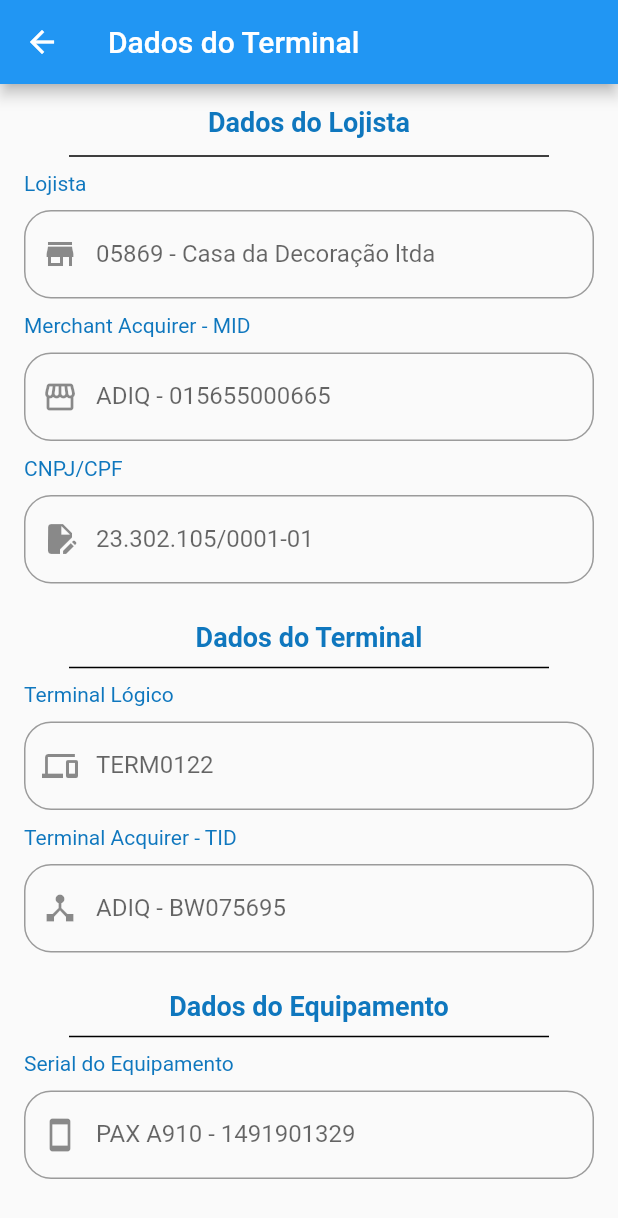
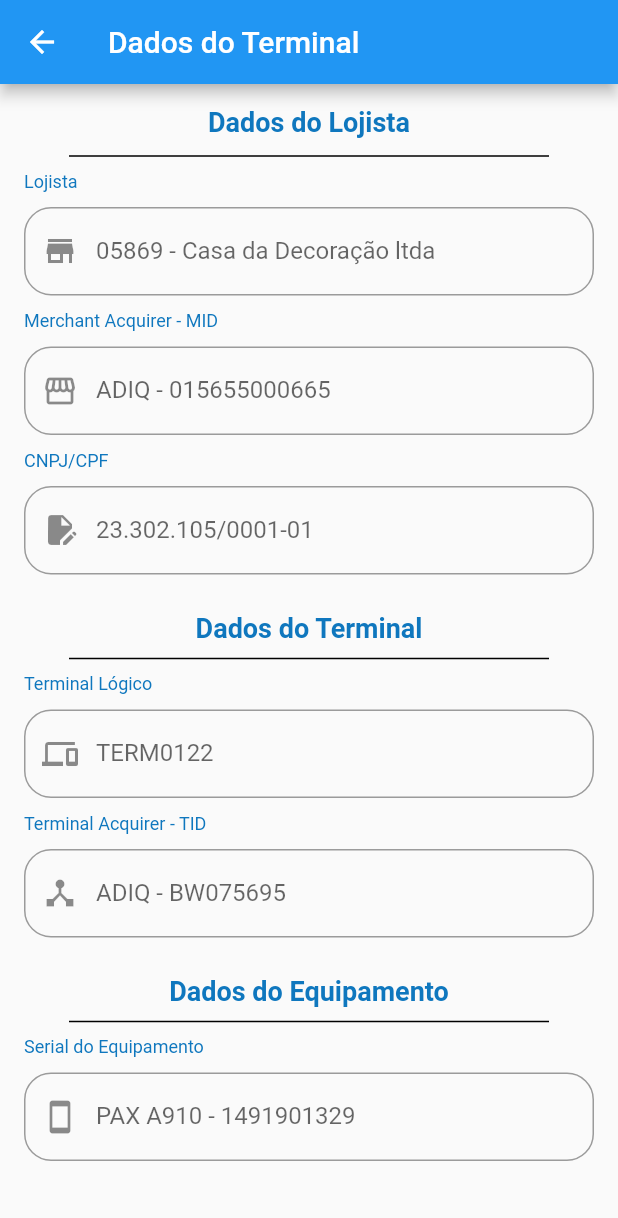
Before and after one commit to souzarogih/PaystorePaymentsFlutter, a Flutter app: the screen it shows after launch, in the side drawer, after a tap on "DADOS DO TERMINAL", on a phone screen of 412 x 824 dp. Shown: the top 1218 px of the screen. Run offline on Flutter 3.47's test engine with Material 2 defaults, Android fonts, the light colour scheme and no system bars.

```diff
--- a/lib/home.dart
+++ b/lib/home.dart
@@ -104,8 +104,8 @@ class _HomeState extends State<Home> {
               const Divider(color: Colors.grey),
               ListTile(
                 dense: true,
-                title: const Text("DADOS DO TERMINAL", style: TextStyle(fontSize: 16)),
-                leading: const Icon(Icons.person),
+                title: const Text("DADOS DO TERMINAL", style: TextStyle(fontSize: 16, color: Color.fromRGBO(15, 119, 190, 1.0))),
+                leading: const Icon(Icons.person, color: Color.fromRGBO(15, 119, 190, 1.0)),
                 onTap: () {
                   //action when this menu is pressed
                   Navigator.push(context, MaterialPageRoute(builder: (context) => const TerminalData()));
@@ -113,8 +113,8 @@ class _HomeState extends State<Home> {
               ),
               ListTile(
                 dense: true,
-                title: const Text("INICIALIZAR", style: TextStyle(fontSize: 16)),
-                leading: const Icon(Icons.send),
+                title: const Text("INICIALIZAR", style: TextStyle(fontSize: 16, color: Color.fromRGBO(15, 119, 190, 1.0))),
+                leading: const Icon(Icons.send, color: Color.fromRGBO(15, 119, 190, 1.0)),
                 onTap: () {
                   const CircularProgressIndicator();
                   //action when this menu is pressed
@@ -122,23 +122,23 @@ class _HomeState extends State<Home> {
               ),
               ListTile(
                 dense: true,
-                title: const Text("PAGAMENTOS", style: TextStyle(fontSize: 16)),
-                leading: const Icon(Icons.payments),
+                title: const Text("PAGAMENTOS", style: TextStyle(fontSize: 16, color: Color.fromRGBO(15, 119, 190, 1.0))),
+                leading: const Icon(Icons.payments, color: Color.fromRGBO(15, 119, 190, 1.0)),
                 onTap: () {
                   Navigator.push(context, MaterialPageRoute(builder: (context) => const Payments()));
                 },
               ),
               ListTile(
                 dense: true,
-                title: const Text("My Favourites", style: TextStyle(fontSize: 16)),
-                leading: const Icon(Icons.monitor_heart),
+                title: const Text("My Favourites", style: TextStyle(fontSize: 16, color: Color.fromRGBO(15, 119, 190, 1.0))),
+                leading: const Icon(Icons.monitor_heart, color: Color.fromRGBO(15, 119, 190, 1.0)),
                 onTap: () {
                   //action when this menu is pressed
                 },
               ),
               ExpansionTile(
-                title: const Text("CONFIGURAÇÕES", style: TextStyle(fontSize: 16)),
-                leading: const Icon(Icons.settings), //add icon
+                title: const Text("CONFIGURAÇÕES", style: TextStyle(fontSize: 16, color: Color.fromRGBO(15, 119, 190, 1.0))),
+                leading: const Icon(Icons.settings, color: Color.fromRGBO(15, 119, 190, 1.0)), //add icon
                 childrenPadding: const EdgeInsets.only(left: 60), //children padding
                 children: [
                   ListTile(
@@ -147,15 +147,18 @@ class _HomeState extends State<Home> {
                       //action on press
                     },
                   ),
-
                   ListTile(
                     title: const Text("Child Category 2", style: TextStyle(fontSize: 16)),
                     onTap: () {
                       //action on press
                     },
                   ),
-
-                  //more child menu
+                  const ListTile(
+                    title: Text(
+                      "V1.0.0",
+                      style: TextStyle(fontSize: 16, color: Colors.black),
+                    ),
+                  ),
                 ],
               )
             ],
--- a/lib/menu_drawer/terminal_data.dart
+++ b/lib/menu_drawer/terminal_data.dart
@@ -33,7 +33,7 @@ class _TerminalDataState extends State<TerminalData> {
             endIndent: 30,
           ),
           //Lojista
-          const Text("Lojista", style: TextStyle(color: Color.fromRGBO(15, 119, 190, 1.0))),
+          const Text("Lojista", style: TextStyle(color: Color.fromRGBO(15, 119, 190, 1.0), fontSize: 12)),
           const Padding(padding: EdgeInsets.only(top: 10)),
           TextFormField(
             decoration: InputDecoration(
@@ -48,7 +48,7 @@ class _TerminalDataState extends State<TerminalData> {
           const Padding(padding: EdgeInsets.only(top: 10)),
 
           //MID
-          const Text("Merchant Acquirer - MID", style: TextStyle(color: Color.fromRGBO(15, 119, 190, 1.0))),
+          const Text("Merchant Acquirer - MID", style: TextStyle(color: Color.fromRGBO(15, 119, 190, 1.0), fontSize: 12)),
           const Padding(padding: EdgeInsets.only(top: 10)),
           TextFormField(
             decoration: InputDecoration(
@@ -65,7 +65,7 @@ class _TerminalDataState extends State<TerminalData> {
           //CNPJ/CPF
           const Text(
             "CNPJ/CPF",
-            style: TextStyle(color: Color.fromRGBO(15, 119, 190, 1.0)),
+            style: TextStyle(color: Color.fromRGBO(15, 119, 190, 1.0), fontSize: 12),
           ),
           const Padding(padding: EdgeInsets.only(top: 10)),
           TextFormField(
@@ -97,7 +97,7 @@ class _TerminalDataState extends State<TerminalData> {
             thickness: 1,
             endIndent: 30,
           ),
-          const Text("Terminal Lógico", style: TextStyle(color: Color.fromRGBO(15, 119, 190, 1.0))),
+          const Text("Terminal Lógico", style: TextStyle(color: Color.fromRGBO(15, 119, 190, 1.0), fontSize: 12)),
           const Padding(padding: EdgeInsets.only(top: 10)),
           TextFormField(
             decoration: InputDecoration(
@@ -112,7 +112,7 @@ class _TerminalDataState extends State<TerminalData> {
           const Padding(padding: EdgeInsets.only(top: 10)),
 
           //TID
-          const Text("Terminal Acquirer - TID", style: TextStyle(color: Color.fromRGBO(15, 119, 190, 1.0))),
+          const Text("Terminal Acquirer - TID", style: TextStyle(color: Color.fromRGBO(15, 119, 190, 1.0), fontSize: 12)),
           const Padding(padding: EdgeInsets.only(top: 10)),
           TextFormField(
             decoration: InputDecoration(
@@ -145,7 +145,7 @@ class _TerminalDataState extends State<TerminalData> {
 
           // Serial
           //TID
-          const Text("Serial do Equipamento", style: TextStyle(color: Color.fromRGBO(15, 119, 190, 1.0))),
+          const Text("Serial do Equipamento", style: TextStyle(color: Color.fromRGBO(15, 119, 190, 1.0), fontSize: 12)),
           const Padding(padding: EdgeInsets.only(top: 10)),
           TextFormField(
             decoration: InputDecoration(
```
Also changed, not shown: lib/screens/debito.dart (+31 -16 lines), lib/screens/parcelado_juros.dart (+26 -10 lines), 1 other file.
